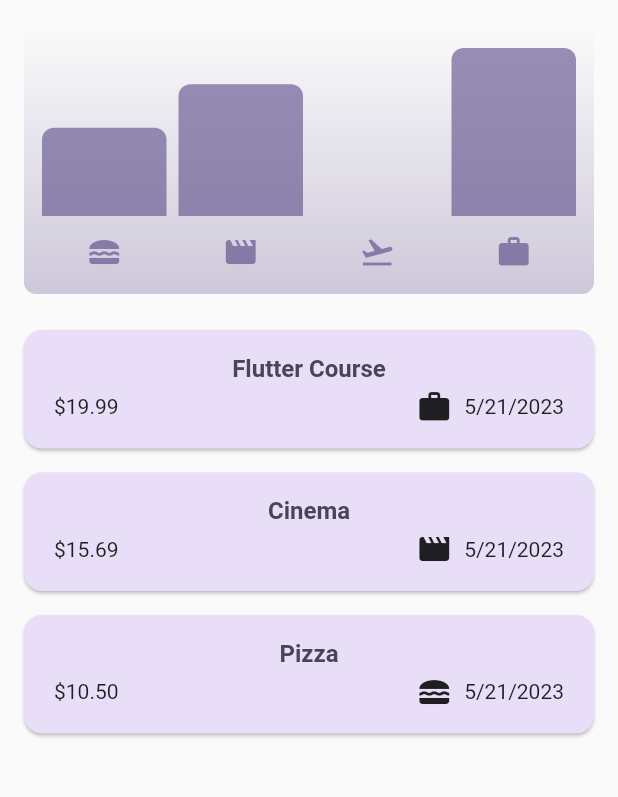
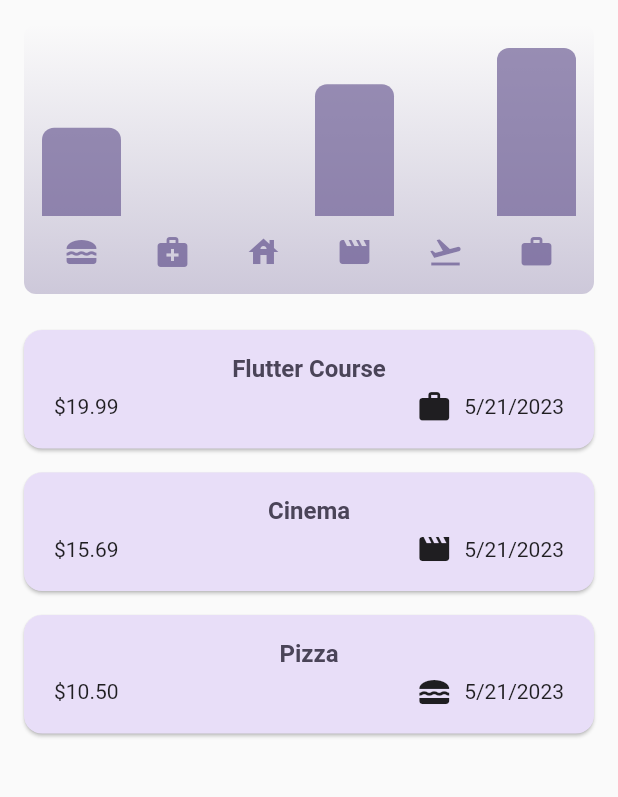
Before and after one commit to Mowgle88/expense_tracker, a Flutter app: the screen it shows after launch, on a phone screen of 412 x 824 dp, the part 84-881 px from its top. Run offline on Flutter 3.47's test engine with Material 2 defaults, Android fonts, the phone set to English and light mode, and no system bars.

Commit message:
feat: add expense categories

```diff
--- a/lib/models/expense.dart
+++ b/lib/models/expense.dart
@@ -6,10 +6,12 @@ final formatter = DateFormat.yMd();
 
 const uuid = Uuid();
 
-enum Category { food, travel, leisure, work }
+enum Category { food, medical, housing, travel, leisure, work }
 
 const categoryIcons = {
   Category.food: Icons.lunch_dining,
+  Category.medical: Icons.medical_services,
+  Category.housing: Icons.house,
   Category.travel: Icons.flight_takeoff,
   Category.leisure: Icons.movie,
   Category.work: Icons.work,
--- a/lib/widgets/chart/chart.dart
+++ b/lib/widgets/chart/chart.dart
@@ -11,6 +11,8 @@ class Chart extends StatelessWidget {
   List<ExpenseBucket> get buckets {
     return [
       ExpenseBucket.forCategory(expenses, Category.food),
+      ExpenseBucket.forCategory(expenses, Category.medical),
+      ExpenseBucket.forCategory(expenses, Category.housing),
       ExpenseBucket.forCategory(expenses, Category.leisure),
       ExpenseBucket.forCategory(expenses, Category.travel),
       ExpenseBucket.forCategory(expenses, Category.work),
```
